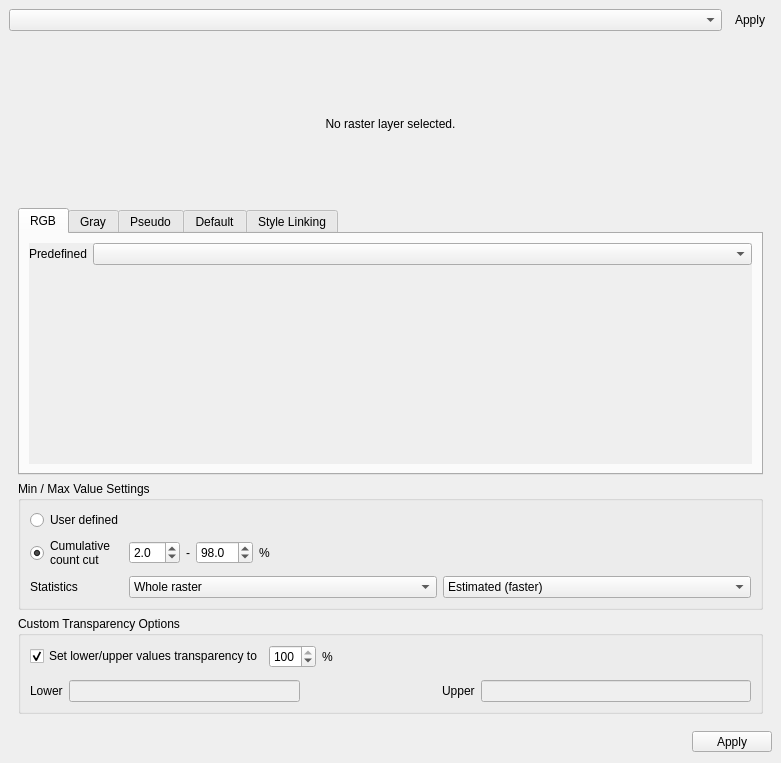
Old version of the form enmapbox/coreapps/rasterlayerstylingapp/rasterlayerstylingpanel.ui in the repository EnMAP-Box/enmap-box.
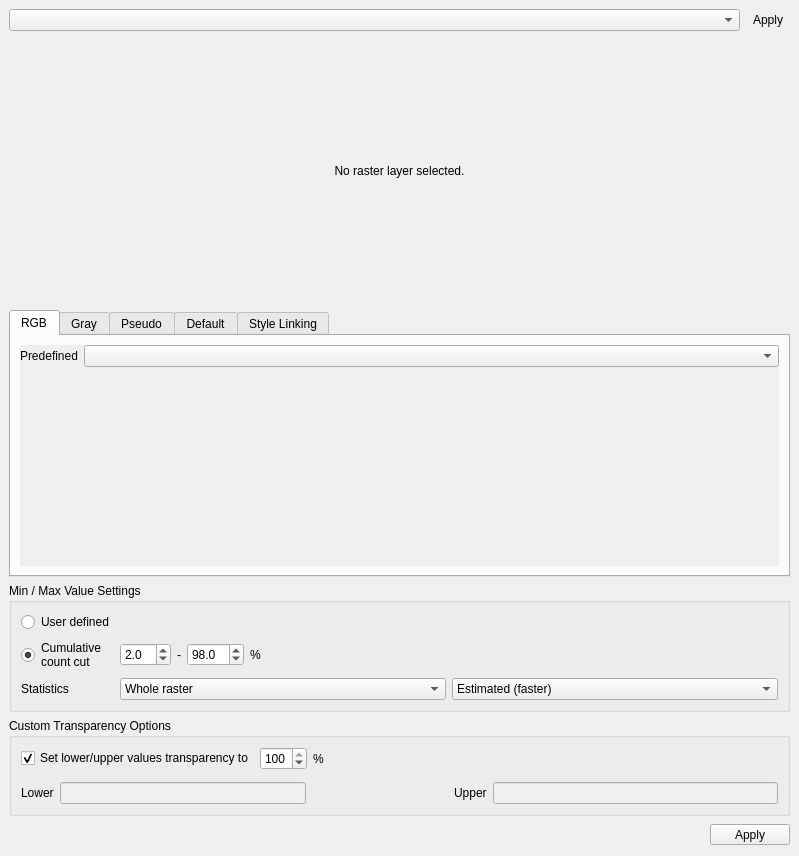
New version of the form. Icons and pictures are not drawn. Custom widgets are drawn as their Qt base class.

The edit to the form file:
```diff
--- a/enmapbox/coreapps/rasterlayerstylingapp/rasterlayerstylingpanel.ui
+++ b/enmapbox/coreapps/rasterlayerstylingapp/rasterlayerstylingpanel.ui
@@ -6,39 +6,15 @@
    <rect>
     <x>0</x>
     <y>0</y>
-    <width>781</width>
-    <height>763</height>
+    <width>799</width>
+    <height>856</height>
    </rect>
   </property>
-  <property name="sizePolicy">
-   <sizepolicy hsizetype="Preferred" vsizetype="Preferred">
-    <horstretch>0</horstretch>
-    <verstretch>0</verstretch>
-   </sizepolicy>
-  </property>
-  <property name="minimumSize">
-   <size>
-    <width>106</width>
-    <height>172</height>
-   </size>
-  </property>
-  <property name="autoFillBackground">
-   <bool>false</bool>
-  </property>
-  <property name="floating">
-   <bool>false</bool>
-  </property>
   <property name="windowTitle">
    <string>Raster Layer Styling</string>
   </property>
   <widget class="QWidget" name="dockWidgetContents">
-   <property name="sizePolicy">
-    <sizepolicy hsizetype="Preferred" vsizetype="Preferred">
-     <horstretch>0</horstretch>
-     <verstretch>0</verstretch>
-    </sizepolicy>
-   </property>
-   <layout class="QVBoxLayout" name="verticalLayout_5" stretch="0,0,0">
+   <layout class="QVBoxLayout" name="verticalLayout">
     <item>
      <layout class="QHBoxLayout" name="horizontalLayout">
       <item>
@@ -86,24 +62,6 @@
      </layout>
     </item>
     <item>
-     <widget class="QScrollArea" name="scrollArea_4">
-      <property name="frameShape">
-       <enum>QFrame::NoFrame</enum>
-      </property>
-      <property name="widgetResizable">
-       <bool>true</bool>
-      </property>
-      <widget class="QWidget" name="scrollAreaWidgetContents_4">
-       <property name="geometry">
-        <rect>
-         <x>0</x>
-         <y>0</y>
-         <width>763</width>
-         <height>660</height>
-        </rect>
-       </property>
-       <layout class="QVBoxLayout" name="verticalLayout_12">
-        <item>
          <widget class="QLabel" name="mInfo">
           <property name="sizePolicy">
            <sizepolicy hsizetype="Preferred" vsizetype="Preferred">
@@ -138,7 +96,7 @@
            <attribute name="title">
             <string>RGB</string>
            </attribute>
-           <layout class="QVBoxLayout" name="verticalLayout">
+       <layout class="QVBoxLayout" name="verticalLayout_2">
             <item>
              <widget class="QScrollArea" name="scrollArea_2">
               <property name="frameShape">
@@ -152,7 +110,7 @@
                 <rect>
                  <x>0</x>
                  <y>0</y>
-                 <width>721</width>
+             <width>757</width>
                  <height>223</height>
                 </rect>
                </property>
@@ -236,7 +194,7 @@
            <attribute name="title">
             <string>Gray</string>
            </attribute>
-           <layout class="QVBoxLayout" name="verticalLayout_2">
+       <layout class="QVBoxLayout" name="verticalLayout_3">
             <item>
              <widget class="QScrollArea" name="scrollArea">
               <property name="frameShape">
@@ -530,7 +488,7 @@
           <property name="title">
            <string>Min / Max Value Settings</string>
           </property>
-          <layout class="QVBoxLayout" name="verticalLayout_3">
+      <layout class="QVBoxLayout" name="verticalLayout_5">
            <item>
             <layout class="QFormLayout" name="formLayout_3">
              <item row="0" column="0">
@@ -836,10 +794,6 @@
           </layout>
          </widget>
         </item>
-       </layout>
-      </widget>
-     </widget>
-    </item>
     <item>
      <layout class="QHBoxLayout" name="horizontalLayout_8">
       <item>
@@ -889,6 +843,12 @@
    <header>qgscollapsiblegroupbox.h</header>
    <container>1</container>
   </customwidget>
+  <customwidget>
+   <class>QgsDockWidget</class>
+   <extends>QDockWidget</extends>
+   <header>qgsdockwidget.h</header>
+   <container>1</container>
+  </customwidget>
   <customwidget>
    <class>QgsMapLayerComboBox</class>
    <extends>QComboBox</extends>
```
Left out of the diff: 43 changed lines with no effect on the pictures. Lines whose indentation alone changed are shown as unchanged.
